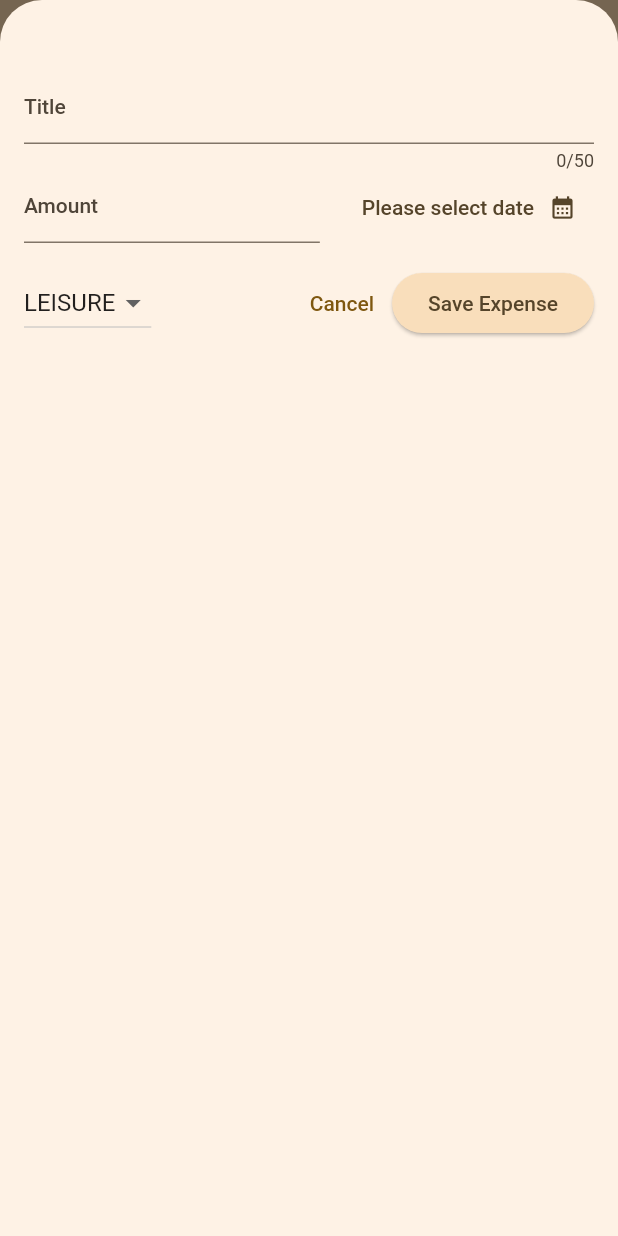
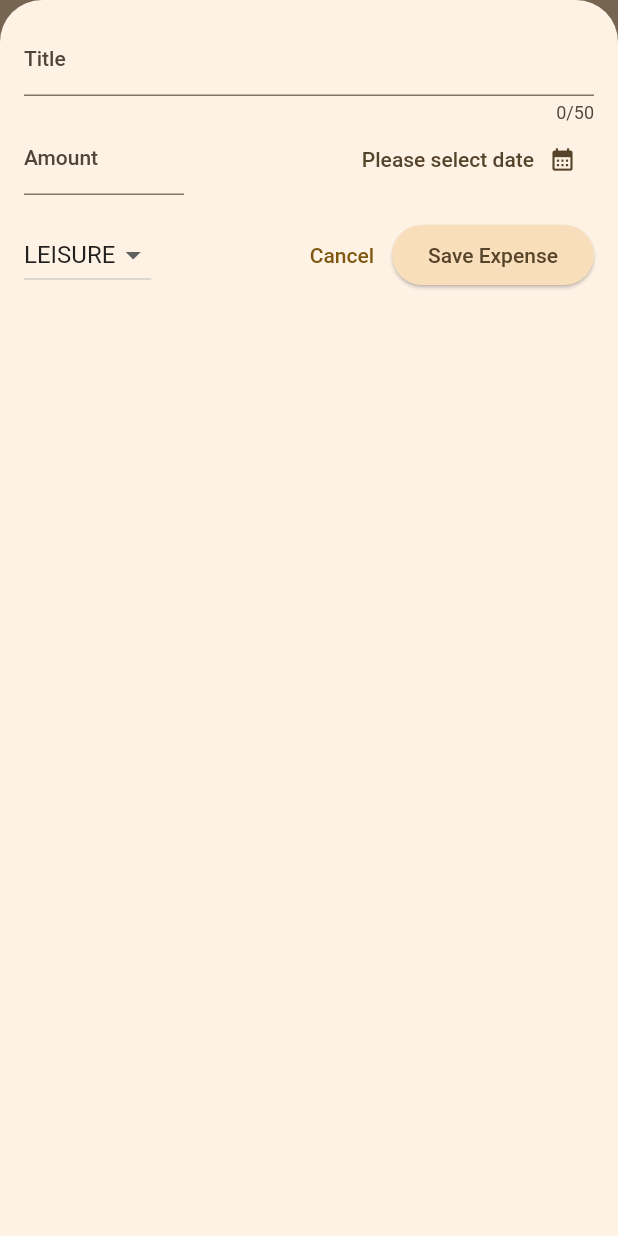
Before and after one commit to Julian-Webb/expense_tracker, a Flutter app: the screen it shows after launch, after a tap on the "add" icon, on a phone screen of 412 x 824 dp. Run offline on Flutter 3.47's test engine with Material 2 defaults, Android fonts, the phone set to English and light mode, and no system bars.

```diff
--- a/lib/main.dart
+++ b/lib/main.dart
@@ -7,6 +7,11 @@ var kDarkColorScheme = ColorScheme.fromSeed(
     brightness: Brightness.dark, seedColor: Colors.orange.shade200);
 
 void main() {
+  // let's us set which screen rotation orientations are allowed
+  // WidgetsFlutterBinding.ensureInitialized();
+  // SystemChrome.setPreferredOrientations(
+  //   [DeviceOrientation.portraitUp],
+  // ).then((fn) {
   runApp(
     MaterialApp(
       darkTheme: ThemeData.dark().copyWith(
@@ -76,4 +81,5 @@ void main() {
       home: const Expenses(),
     ),
   );
+  // });
 }
--- /dev/null
+++ b/lib/new_expense.dart
@@ -0,0 +1,304 @@
+import 'package:flutter/material.dart';
+import 'package:expense_tracker/models/expense.dart';
+
+class NewExpense extends StatefulWidget {
+  final void Function(Expense) _onAddExpense;
+  const NewExpense(this._onAddExpense, {super.key});
+
+  @override
+  State<StatefulWidget> createState() {
+    return _NewExpenseState();
+  }
+}
+
+class _NewExpenseState extends State<NewExpense> {
+  // Object for handling user input
+  final _titleController = TextEditingController();
+  final _amountController = TextEditingController();
+  DateTime? _selectedDate;
+  Category _selectedCategory = Category.leisure;
+
+  void _presentDatePicker() async {
+    final now = DateTime.now();
+    final firstDate = DateTime(now.year - 1, now.month, now.day);
+    final lastDate = DateTime(now.year + 1, now.month, now.day);
+
+    // this returns a Future
+    // this means you don't have the value yet (you will only have it after the
+    // user finishes inputting the date and this will take a while). The Future
+    // is returned immediately but you don't have the value yet.
+    // showDatePicker(
+    //         context: context,
+    //         initialDate: now,
+    //         firstDate: firstDate,
+    //         lastDate: lastDate)
+    //     .then((value) {
+    //   date = value;
+    // });
+
+    // await makes this code wait until we get the input (?)
+    final pickedDate = await showDatePicker(
+      context: context,
+      initialDate: now,
+      firstDate: firstDate,
+      lastDate: lastDate,
+    );
+    setState(() {
+      _selectedDate = pickedDate;
+    });
+  }
+
+  void _submitExpenseData() {
+    // convert input String to double
+    final enteredAmount = double.tryParse(_amountController.text);
+    // amount is invalid if the input isn't a number, it's emtpy or <0
+    final amountIsInvalid = (enteredAmount == null) || (enteredAmount <= 0);
+    if (_titleController.text.trim().isEmpty ||
+        amountIsInvalid ||
+        _selectedDate == null) {
+      // show error message
+      showDialog(
+        context: context,
+        builder: (ctx) => AlertDialog(
+          title: const Text('Invalid input'),
+          content: const Text(
+              'Please make sure a valid title, amount, date, and category were entered.'),
+          actions: [
+            TextButton(
+              onPressed: () {
+                Navigator.pop(ctx);
+              },
+              child: const Text('Okay'),
+            )
+          ],
+        ),
+      );
+      return;
+    }
+
+    // If the input is fine, we want to add the new expense to expenses,
+    // i.e. append to [List<Expense> _registeredExpenses].
+    widget._onAddExpense(Expense(
+        title: _titleController.text.trim(),
+        amount: enteredAmount,
+        date: _selectedDate!,
+        category: _selectedCategory));
+    // close the overlay
+    Navigator.pop(context);
+  }
+
+  @override
+  void dispose() {
+    // we need to delete the controller when we don't need it anymore, otherwise
+    // it won't be deleted
+    _titleController.dispose();
+    _amountController.dispose();
+    super.dispose();
+  }
+
+  // function for saving entered title
+  // String _enteredTitle = '';
+  // void _saveTitleInput(String inputValue) {
+  //   _enteredTitle = inputValue;
+  // }
+
+  @override
+  Widget build(BuildContext context) {
+    final keyboardSpace = MediaQuery.of(context).viewInsets.bottom;
+
+    return LayoutBuilder(builder: (ctx, constraints) {
+      final width = constraints.maxWidth;
+
+      return SizedBox(
+        height: double.infinity,
+        child: SingleChildScrollView(
+          child: Padding(
+            padding: EdgeInsets.fromLTRB(16, 16, 16, keyboardSpace + 16),
+            child: Column(
+              children: [
+                if (width >= 600)
+                  // [Row] with title and amount
+                  Row(
+                    crossAxisAlignment: CrossAxisAlignment.start,
+                    children: [
+                      Expanded(
+                        child: TextField(
+                          controller: _titleController,
+                          maxLength: 50,
+                          decoration:
+                              const InputDecoration(label: Text('Title')),
+                        ),
+                      ),
+                      const SizedBox(width: 24),
+                      Expanded(
+                        child: TextField(
+                          controller: _amountController,
+                          keyboardType: TextInputType.number,
+                          decoration: const InputDecoration(
+                            prefixText: '€ ',
+                            label: Text('Amount'),
+                          ),
+                        ),
+                      ),
+                    ],
+                  )
+                else
+                  // just title field
+                  TextField(
+                    controller: _titleController,
+                    maxLength: 50,
+                    decoration: const InputDecoration(label: Text('Title')),
+                  ),
+                if (width >= 600)
+                  // [Row] with category and date picker
+                  Row(
+                    children: [
+                      DropdownButton(
+                        value: _selectedCategory,
+                        items: Category.values
+                            .map(
+                              (category) => DropdownMenuItem(
+                                // the values is what is stored internally
+                                value: category,
+                                // the child is what is displayed to the user
+                                child: Text(
+                                  category.name.toUpperCase(),
+                                ),
+                              ),
+                            )
+                            .toList(),
+                        onChanged: (value) {
+                          if (value == null) return;
+                          setState(() {
+                            _selectedCategory = value;
+                          });
+                        },
+                      ),
+                      const SizedBox(width: 24),
+                      TextButton(
+                        style: ButtonStyle(
+                          foregroundColor: MaterialStatePropertyAll(
+                              Theme.of(context).textTheme.titleLarge!.color),
+                        ),
+                        onPressed: _presentDatePicker,
+                        child: Row(
+                          children: [
+                            Text(
+                              _selectedDate == null
+                                  ? 'Please select date'
+                                  : formatter.format(_selectedDate!),
+                            ),
+                            const SizedBox(width: 10),
+                            const Icon(
+                              Icons.calendar_month,
+                            )
+                          ],
+                        ),
+                      ),
+                    ],
+                  )
+                else
+                  // [Row] with amount and date picker
+                  Row(
+                    children: [
+                      // Amount Field
+                      Expanded(
+                        child: TextField(
+                          controller: _amountController,
+                          keyboardType: TextInputType.number,
+                          decoration: const InputDecoration(
+                            prefixText: '€ ',
+                            label: Text('Amount'),
+                          ),
+                        ),
+                      ),
+                      // Date Picker
+                      const Spacer(),
+                      TextButton(
+                        style: ButtonStyle(
+                          foregroundColor: MaterialStatePropertyAll(
+                              Theme.of(context).textTheme.titleLarge!.color),
+                        ),
+                        onPressed: _presentDatePicker,
+                        child: Row(
+                          children: [
+                            Text(
+                              _selectedDate == null
+                                  ? 'Please select date'
+                                  : formatter.format(_selectedDate!),
+                            ),
+                            const SizedBox(width: 10),
+                            const Icon(
+                              Icons.calendar_month,
+                            )
+                          ],
+                        ),
+                      ),
+                    ],
+                  ),
+                const SizedBox(height: 16),
+                if (width > 600)
+                  // [Row] with just cancel and save expense buttons
+                  Row(
+                    children: [
+                      const Spacer(),
+                      TextButton(
+                        onPressed: () {
+                          // this closes the overlay
+                          Navigator.pop(context);
+                        },
+                        child: const Text('Cancel'),
+                      ),
+                      ElevatedButton(
+                        onPressed: _submitExpenseData,
+                        child: const Text('Save Expense'),
+                      ),
+                    ],
+                  )
+                else
+                  // [Row] with category, cancel, and save expense buttons
+                  Row(
+                    children: [
+                      DropdownButton(
+                        value: _selectedCategory,
+                        items: Category.values
+                            .map(
+                              (category) => DropdownMenuItem(
+                                // the values is what is stored internally
+                                value: category,
+                                // the child is what is displayed to the user
+                                child: Text(
+                                  category.name.toUpperCase(),
+                                ),
+                              ),
+                            )
+                            .toList(),
+                        onChanged: (value) {
+                          if (value == null) return;
+                          setState(() {
+                            _selectedCategory = value;
+                          });
+                        },
+                      ),
+                      const Spacer(),
+                      TextButton(
+                        onPressed: () {
+                          // this closes the overlay
+                          Navigator.pop(context);
+                        },
+                        child: const Text('Cancel'),
+                      ),
+                      ElevatedButton(
+                        onPressed: _submitExpenseData,
+                        child: const Text('Save Expense'),
+                      ),
+                    ],
+                  ),
+              ],
+            ),
+          ),
+        ),
+      );
+    });
+  }
+}
--- a/lib/widgets/expenses.dart
+++ b/lib/widgets/expenses.dart
@@ -3,7 +3,7 @@
 // the list of expenses
 
 import 'package:expense_tracker/widgets/chart/chart.dart';
-import 'package:expense_tracker/widgets/new_expense.dart';
+import 'package:expense_tracker/new_expense.dart';
 import 'package:flutter/material.dart';
 import 'package:expense_tracker/models/expense.dart';
 import 'package:expense_tracker/widgets/expenses_list/expenses_list.dart';
@@ -64,6 +64,7 @@ class _ExpensesState extends State<Expenses> {
   /// Opens the overlay to add an expense
   void _openAddExpenseOverlay() {
     showModalBottomSheet(
+      useSafeArea: true, // avoids parts of the screen like the camera cutout
       isScrollControlled: true,
       context: context,
       builder: (ctx) => NewExpense(_addExpense),
@@ -72,6 +73,17 @@ class _ExpensesState extends State<Expenses> {
 
   @override
   Widget build(BuildContext context) {
+    // MediaQuery let's us access information about screen rotation
+    // aspectRatio is [width / height].
+    bool portraitMode = MediaQuery.of(context).size.aspectRatio <= 1;
+
+    // If there are no registered expenses, we want to show an
+    // alternative text
+    Widget mainContent = _registeredExpenses.isEmpty
+        ? const Text('No expenses were added yet.')
+        : ExpensesList(
+            expenses: _registeredExpenses, onRemoveExpense: _removeExpense);
+
     return Scaffold(
       appBar: AppBar(
         title: const Text('Flutter Expense Tracker'),
@@ -82,21 +94,21 @@ class _ExpensesState extends State<Expenses> {
           )
         ],
       ),
-      body: Column(
-        mainAxisAlignment: MainAxisAlignment.center,
-        children: [
-          Chart(expenses: _registeredExpenses),
-          Expanded(
-            // If there are no registered expenses, we want to show an
-            // alternative text
-            child: _registeredExpenses.isEmpty
-                ? const Text('No expenses were added yet.')
-                : ExpensesList(
-                    expenses: _registeredExpenses,
-                    onRemoveExpense: _removeExpense),
-          ),
-        ],
-      ),
+      body: portraitMode
+          ? Column(
+              mainAxisAlignment: MainAxisAlignment.center,
+              children: [
+                Chart(expenses: _registeredExpenses),
+                Expanded(child: mainContent),
+              ],
+            )
+          : Row(
+              mainAxisAlignment: MainAxisAlignment.center,
+              children: [
+                Expanded(child: Chart(expenses: _registeredExpenses)),
+                Expanded(child: mainContent),
+              ],
+            ),
     );
   }
 }
--- a/lib/widgets/new_expense.dart
+++ /dev/null
@@ -1,222 +0,0 @@
-import 'package:flutter/material.dart';
-import 'package:expense_tracker/models/expense.dart';
-
-class NewExpense extends StatefulWidget {
-  final void Function(Expense) _onAddExpense;
-  const NewExpense(this._onAddExpense, {super.key});
-
-  @override
-  State<StatefulWidget> createState() {
-    return _NewExpenseState();
-  }
-}
-
-class _NewExpenseState extends State<NewExpense> {
-  // Object for handling user input
-  final _titleController = TextEditingController();
-  final _amountController = TextEditingController();
-  DateTime? _selectedDate;
-  Category _selectedCategory = Category.leisure;
-
-  void _presentDatePicker() async {
-    final now = DateTime.now();
-    final firstDate = DateTime(now.year - 1, now.month, now.day);
-    final lastDate = DateTime(now.year + 1, now.month, now.day);
-
-    // this returns a Future
-    // this means you don't have the value yet (you will only have it after the
-    // user finishes inputting the date and this will take a while). The Future
-    // is returned immediately but you don't have the value yet.
-    // showDatePicker(
-    //         context: context,
-    //         initialDate: now,
-    //         firstDate: firstDate,
-    //         lastDate: lastDate)
-    //     .then((value) {
-    //   date = value;
-    // });
-
-    // await makes this code wait until we get the input (?)
-    final pickedDate = await showDatePicker(
-      context: context,
-      initialDate: now,
-      firstDate: firstDate,
-      lastDate: lastDate,
-    );
-    setState(() {
-      _selectedDate = pickedDate;
-    });
-  }
-
-  void _submitExpenseData() {
-    // convert input String to double
-    final enteredAmount = double.tryParse(_amountController.text);
-    // amount is invalid if the input isn't a number, it's emtpy or <0
-    final amountIsInvalid = (enteredAmount == null) || (enteredAmount <= 0);
-    if (_titleController.text.trim().isEmpty ||
-        amountIsInvalid ||
-        _selectedDate == null) {
-      // show error message
-      showDialog(
-        context: context,
-        builder: (ctx) => AlertDialog(
-          title: const Text('Invalid input'),
-          content: const Text(
-              'Please make sure a valid title, amount, date, and category were entered.'),
-          actions: [
-            TextButton(
-              onPressed: () {
-                Navigator.pop(ctx);
-              },
-              child: const Text('Okay'),
-            )
-          ],
-        ),
-      );
-      return;
-    }
-
-    // If the input is fine, we want to add the new expense to expenses,
-    // i.e. append to [List<Expense> _registeredExpenses].
-    widget._onAddExpense(Expense(
-        title: _titleController.text.trim(),
-        amount: enteredAmount,
-        date: _selectedDate!,
-        category: _selectedCategory));
-    // close the overlay
-    Navigator.pop(context);
-  }
-
-  @override
-  void dispose() {
-    // we need to delete the controller when we don't need it anymore, otherwise
-    // it won't be deleted
-    _titleController.dispose();
-    _amountController.dispose();
-    super.dispose();
-  }
-
-  // function for saving entered title
-  // String _enteredTitle = '';
-  // void _saveTitleInput(String inputValue) {
-  //   _enteredTitle = inputValue;
-  // }
-
-  @override
-  Widget build(BuildContext context) {
-    return Padding(
-      padding: const EdgeInsets.fromLTRB(16, 48, 16, 16),
-      child: Column(
-        children: [
-          // title field
-          // Title; [TextField] lets the user enter text
-          TextField(
-            // onChanged: _saveTitleInput,
-            controller: _titleController,
-            maxLength: 50,
-            // determines the keyboard type (there are different types optimized
-            //for email addresses, dates, etc.)
-            keyboardType: TextInputType.text,
-            decoration: const InputDecoration(
-              label: Text('Title'),
-            ),
-          ),
-          // amount field
-          Row(
-            children: [
-              // Amount Field
-              Expanded(
-                child: TextField(
-                  controller: _amountController,
-                  keyboardType: TextInputType.number,
-                  decoration: const InputDecoration(
-                    prefixText: '€ ',
-                    label: Text('Amount'),
-                  ),
-                ),
-              ),
-              // Date Picker
-              const SizedBox(width: 16),
-              TextButton(
-                style: ButtonStyle(
-                  foregroundColor: MaterialStatePropertyAll(
-                      Theme.of(context).textTheme.titleLarge!.color),
-                ),
-                onPressed: _presentDatePicker,
-                child: Row(
-                  children: [
-                    Text(
-                      _selectedDate == null
-                          ? 'Please select date'
-                          : formatter.format(_selectedDate!),
-                    ),
-                    const SizedBox(width: 10),
-                    const Icon(
-                      Icons.calendar_month,
-                    )
-                  ],
-                ),
-              ),
-              // Expanded(
-              //   child: Row(
-              //     mainAxisAlignment: MainAxisAlignment.end,
-              //     crossAxisAlignment: CrossAxisAlignment.center,
-              //     children: [
-              //       Text(
-              //         _selectedDate == null
-              //             ? 'Please select date'
-              //             : formatter.format(_selectedDate!),
-              //       ),
-              //       IconButton(
-              //         onPressed: _presentDatePicker,
-              //         icon: const Icon(Icons.calendar_month),
-              //       )
-              //     ],
-              //   ),
-              // ),
-            ],
-          ),
-          const SizedBox(height: 16),
-          Row(
-            children: [
-              DropdownButton(
-                value: _selectedCategory,
-                items: Category.values
-                    .map(
-                      (category) => DropdownMenuItem(
-                        // the values is what is stored internally
-                        value: category,
-                        // the child is what is displayed to the user
-                        child: Text(
-                          category.name.toUpperCase(),
-                        ),
-                      ),
-                    )
-                    .toList(),
-                onChanged: (value) {
-                  if (value == null) return;
-                  setState(() {
-                    _selectedCategory = value;
-                  });
-                },
-              ),
-              const Spacer(),
-              TextButton(
-                onPressed: () {
-                  // this closes the overlay
-                  Navigator.pop(context);
-                },
-                child: const Text('Cancel'),
-              ),
-              ElevatedButton(
-                onPressed: _submitExpenseData,
-                child: const Text('Save Expense'),
-              ),
-            ],
-          ),
-          // cancel button
-        ],
-      ),
-    );
-  }
-}
```
